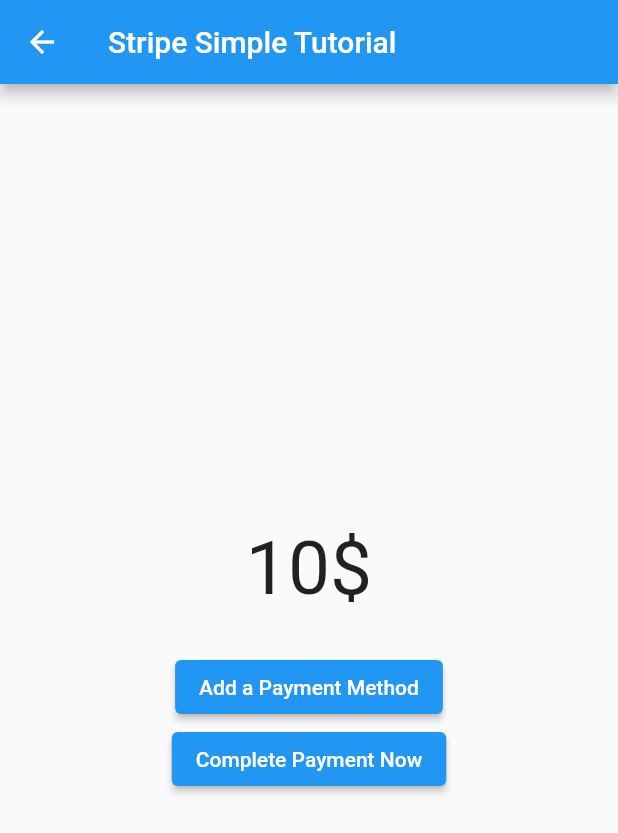
After one commit to Terry9110/MobileCampsu2, a Flutter app: the StripeSample screen opened directly, on a phone screen of 412 x 824 dp. The commit adds this screen. Shown: the top 833 px of the screen. Run offline on Flutter 3.47's test engine with Material 2 defaults, Android fonts, the phone set to English and light mode, and no system bars; our stand-ins replace cloud_firestore, cloud_functions, date_field, firebase_auth, firebase_core, firebase_storage and 6 more; missing offline and left inert: flutter_stripe, flutter_stripe_payment, gender_picker; accounts and stored records are empty; network calls fail.

Commit message:
this is what i've done so far. having issues with the stripe component

```diff
--- /dev/null
+++ b/lib/StripePayment/payment_service.dart
@@ -0,0 +1,26 @@
+import 'package:flutter_stripe/flutter_stripe.dart';
+
+class PaymentService {
+  final int amount;
+  final String url;
+
+  PaymentService({this.amount = 10, this.url = ""});
+
+  static init() {
+
+
+
+    // StripePayment.setOptions(
+    //   publishableKey: "",
+    //   androidPayment: "test",
+    //   merchantId: 'test'
+    // );
+  }
+  Future<PaymentMethod?> createPaymentMethod() async {
+    print('The transaction amount to be charged is $amount');
+
+    // PaymentMethod paymentMethod = await StripePayment.
+  }
+
+  Future<void> processPayment(PaymentMethod paymentMethod) async {}
+}
--- /dev/null
+++ b/lib/StripePayment/stripe_sample.dart
@@ -0,0 +1,59 @@
+import 'package:flutter/material.dart';
+
+class StripeSample extends StatefulWidget {
+  const StripeSample({Key? key}) : super(key: key);
+
+  @override
+  _StripeSampleState createState() => _StripeSampleState();
+}
+
+class _StripeSampleState extends State<StripeSample> {
+  //PaymentMethod? paymentMethod;
+  @override
+  void initState() {
+    super.initState();
+    //PaymentService.init();
+  }
+
+  Widget build(BuildContext context) {
+    return Scaffold(
+      appBar: AppBar(
+        title: Text('Stripe Simple Tutorial'),
+      ),
+      body: Column(
+        mainAxisAlignment: MainAxisAlignment.center,
+        children: [
+          const Text(
+            '10\$',
+            style: TextStyle(fontSize: 50),
+          ),
+          const SizedBox(
+            height: 25,
+          ),
+          Center(
+            child: ElevatedButton(
+              child: const Text(
+                'Add a Payment Method',
+              ),
+              onPressed: () async {
+                // paymentMethod = await PaymentService().createPaymentMethod();
+                //print(paymentMethod!.id);
+              },
+            ),
+          ),
+          Center(
+            child: ElevatedButton(
+              child: const Text(
+                'Complete Payment Now',
+              ),
+              onPressed: () async {
+                // print(paymentMethod!.id);
+                // PaymentService().processPayment(paymentMethod!.id);
+              },
+            ),
+          ),
+        ],
+      ),
+    );
+  }
+}
--- a/lib/main.dart
+++ b/lib/main.dart
@@ -2,18 +2,20 @@
 import 'package:campus2/LoginScreen/login_page.dart';
 
 import 'package:campus2/ProfilePage/profile_page.dart';
+import 'package:campus2/StripePayment/card_payment.dart';
 import 'package:campus2/StripePayment/sample_stripe_button.dart';
+import 'package:campus2/StripePayment/stripe_checkout_example.dart';
+import 'package:campus2/StripePayment/stripe_sample.dart';
 
 import 'package:flutter/material.dart';
+import 'package:flutter_stripe/flutter_stripe.dart';
 import 'package:provider/provider.dart';
 import 'package:firebase_core/firebase_core.dart';
 import 'SignupScreen/model/signupModel.dart';
 import 'SignupScreen/model/user_model.dart';
 
-
-
 Future<void> main() async {
-
+  Stripe.publishableKey = "pk_test_Ayd3jhtH1k1IrLqcGHoKDzJu";
 
   WidgetsFlutterBinding.ensureInitialized();
   await Firebase.initializeApp();
@@ -41,7 +43,7 @@
             theme: ThemeData(
               primarySwatch: Colors.blue,
             ),
-            home: const StripeButton())
+            home: const StripeCheckout())
         // home: LoginPage()),
         );
     // return MaterialApp(
--- a/pubspec.yaml
+++ b/pubspec.yaml
@@ -55,6 +55,8 @@
   flutter_credit_card: ^3.0.1
   progress_dialog: ^1.2.4
   flutter_stripe: ^2.2.0
+  flutter_stripe_payment: ^0.0.17
+
 
 
 
```
Also changed, not shown: lib/StripePayment/card_payment.dart (added, +109 -0 lines), lib/StripePayment/sample_stripe_button.dart (+119 -26 lines), lib/StripePayment/stripe_checkout_example.dart (added, +94 -0 lines), pubspec.lock, 1 other file.
